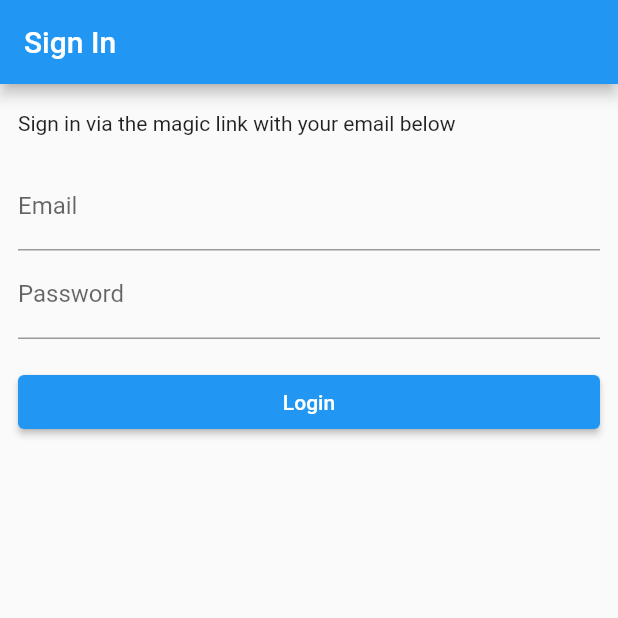
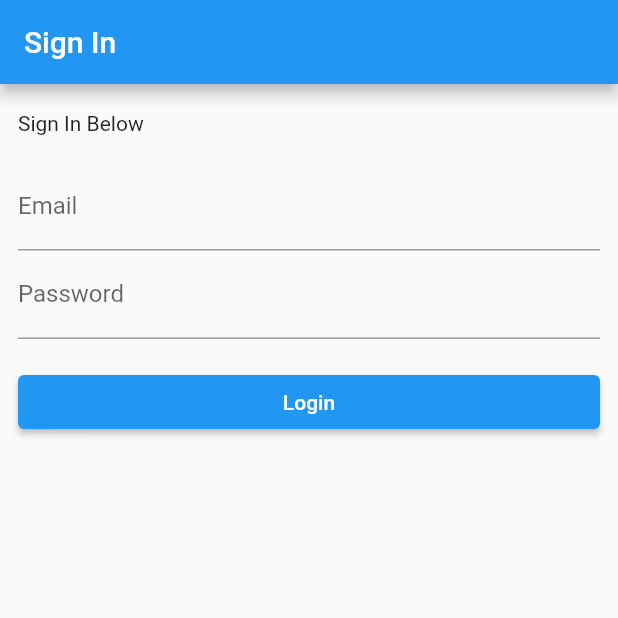
Before and after one commit to motte/Qvin-Sample-Accessioning, a Flutter app: the screen it shows after launch, on a phone screen of 412 x 824 dp, the top half of it. Run offline on Flutter 3.47's test engine with Material 2 defaults, Android fonts, the phone set to English and light mode, and no system bars; our stand-ins replace flutter_dotenv, image_picker, supabase, supabase_flutter; missing offline and left inert: mobile_scanner; accounts and stored records are empty.

```diff
--- a/qvin_sample_accessioning/lib/auth/login_view.dart
+++ b/qvin_sample_accessioning/lib/auth/login_view.dart
@@ -73,7 +73,7 @@ class _LoginViewState extends State<LoginView> {
       body: ListView(
         padding: const EdgeInsets.symmetric(vertical: 18, horizontal: 12),
         children: [
-          const Text('Sign in via the magic link with your email below'),
+          const Text('Sign In Below'),
           const SizedBox(height: 18),
           TextFormField(
             controller: _emailController,
```
Also changed, not shown: qvin_sample_accessioning/lib/accession/kit_review_view.dart (+4 -4 lines), 23 other files.
